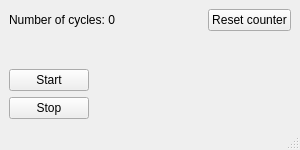
This is mainwindow.ui in thpir/seal-compressor as Qt 5 draws it before an edit. The edited form follows.
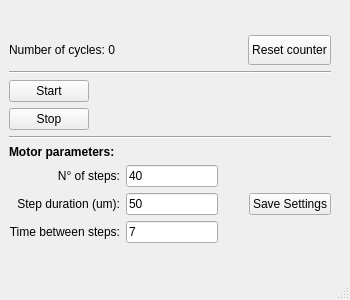
This is the edited form.

Commit message: Added parameter buttons to regulate the speed and number of steps of the stepper motor

```diff
--- a/mainwindow.ui
+++ b/mainwindow.ui
@@ -6,33 +6,58 @@
    <rect>
     <x>0</x>
     <y>0</y>
-    <width>300</width>
-    <height>150</height>
+    <width>350</width>
+    <height>300</height>
    </rect>
   </property>
   <property name="minimumSize">
    <size>
-    <width>300</width>
-    <height>150</height>
+    <width>350</width>
+    <height>300</height>
    </size>
   </property>
   <property name="windowTitle">
    <string>MainWindow</string>
   </property>
   <widget class="QWidget" name="centralwidget">
-   <layout class="QHBoxLayout" name="horizontalLayout_3">
+   <layout class="QHBoxLayout" name="horizontalLayout_5">
     <item>
      <layout class="QVBoxLayout" name="verticalLayout_2">
+      <property name="sizeConstraint">
+       <enum>QLayout::SetMinimumSize</enum>
+      </property>
+      <item>
+       <spacer name="verticalSpacer">
+        <property name="orientation">
+         <enum>Qt::Vertical</enum>
+        </property>
+        <property name="sizeHint" stdset="0">
+         <size>
+          <width>20</width>
+          <height>40</height>
+         </size>
+        </property>
+       </spacer>
+      </item>
       <item>
        <layout class="QHBoxLayout" name="horizontalLayout">
+        <property name="sizeConstraint">
+         <enum>QLayout::SetMinimumSize</enum>
+        </property>
         <item>
          <widget class="QLabel" name="label">
           <property name="sizePolicy">
-           <sizepolicy hsizetype="Expanding" vsizetype="Preferred">
+           <sizepolicy hsizetype="Expanding" vsizetype="Fixed">
             <horstretch>0</horstretch>
             <verstretch>0</verstretch>
            </sizepolicy>
           </property>
+          <property name="minimumSize">
+           <size>
+            <width>0</width>
+            <height>30</height>
+           </size>
+          </property>
           <property name="text">
            <string>Number of cycles: 0</string>
           </property>
@@ -46,6 +71,12 @@
             <verstretch>0</verstretch>
            </sizepolicy>
           </property>
+          <property name="minimumSize">
+           <size>
+            <width>50</width>
+            <height>30</height>
+           </size>
+          </property>
           <property name="text">
            <string>Reset counter</string>
           </property>
@@ -54,17 +85,11 @@
        </layout>
       </item>
       <item>
-       <spacer name="verticalSpacer">
+       <widget class="Line" name="line">
         <property name="orientation">
-         <enum>Qt::Vertical</enum>
+         <enum>Qt::Horizontal</enum>
         </property>
-        <property name="sizeHint" stdset="0">
-         <size>
-          <width>20</width>
-          <height>40</height>
-         </size>
-        </property>
-       </spacer>
+       </widget>
       </item>
       <item>
        <layout class="QHBoxLayout" name="horizontalLayout_2">
@@ -113,8 +138,137 @@
         </item>
        </layout>
       </item>
+      <item>
+       <widget class="Line" name="line_2">
+        <property name="orientation">
+         <enum>Qt::Horizontal</enum>
+        </property>
+       </widget>
+      </item>
+      <item>
+       <widget class="QLabel" name="label_2">
+        <property name="text">
+         <string>&lt;html&gt;&lt;head/&gt;&lt;body&gt;&lt;p&gt;&lt;span style=&quot; font-weight:600;&quot;&gt;Motor parameters:&lt;/span&gt;&lt;/p&gt;&lt;/body&gt;&lt;/html&gt;</string>
+        </property>
+       </widget>
+      </item>
+      <item>
+       <layout class="QHBoxLayout" name="horizontalLayout_3">
+        <item>
+         <layout class="QVBoxLayout" name="verticalLayout_4">
+          <item>
+           <widget class="QLabel" name="label_3">
+            <property name="layoutDirection">
+             <enum>Qt::LeftToRight</enum>
+            </property>
+            <property name="text">
+             <string>N° of steps:</string>
+            </property>
+            <property name="alignment">
+             <set>Qt::AlignRight|Qt::AlignTrailing|Qt::AlignVCenter</set>
+            </property>
+           </widget>
+          </item>
+          <item>
+           <widget class="QLabel" name="label_4">
+            <property name="text">
+             <string>Step duration (um):</string>
+            </property>
+            <property name="alignment">
+             <set>Qt::AlignRight|Qt::AlignTrailing|Qt::AlignVCenter</set>
+            </property>
+           </widget>
+          </item>
+          <item>
+           <widget class="QLabel" name="label_5">
+            <property name="text">
+             <string>Time between steps:</string>
+            </property>
+            <property name="alignment">
+             <set>Qt::AlignRight|Qt::AlignTrailing|Qt::AlignVCenter</set>
+            </property>
+           </widget>
+          </item>
+         </layout>
+        </item>
+        <item>
+         <layout class="QVBoxLayout" name="verticalLayout_3">
+          <item>
+           <widget class="QLineEdit" name="lineEditSteps">
+            <property name="text">
+             <string>40</string>
+            </property>
+           </widget>
+          </item>
+          <item>
+           <widget class="QLineEdit" name="lineEditStepWidth">
+            <property name="text">
+             <string>50</string>
+            </property>
+           </widget>
+          </item>
+          <item>
+           <widget class="QLineEdit" name="lineEditPeriod">
+            <property name="text">
+             <string>7</string>
+            </property>
+           </widget>
+          </item>
+         </layout>
+        </item>
+        <item>
+         <spacer name="horizontalSpacer_2">
+          <property name="orientation">
+           <enum>Qt::Horizontal</enum>
+          </property>
+          <property name="sizeHint" stdset="0">
+           <size>
+            <width>40</width>
+            <height>20</height>
+           </size>
+          </property>
+         </spacer>
+        </item>
+        <item>
+         <widget class="QPushButton" name="buttonSave">
+          <property name="text">
+           <string>Save Settings</string>
+          </property>
+         </widget>
+        </item>
+       </layout>
+      </item>
+      <item>
+       <spacer name="verticalSpacer_2">
+        <property name="orientation">
+         <enum>Qt::Vertical</enum>
+        </property>
+        <property name="sizeHint" stdset="0">
+         <size>
+          <width>20</width>
+          <height>40</height>
+         </size>
+        </property>
+       </spacer>
+      </item>
      </layout>
     </item>
+    <item>
+     <spacer name="horizontalSpacer_3">
+      <property name="orientation">
+       <enum>Qt::Horizontal</enum>
+      </property>
+      <property name="sizeType">
+       <enum>QSizePolicy::Expanding</enum>
+      </property>
+      <property name="sizeHint" stdset="0">
+       <size>
+        <width>40</width>
+        <height>20</height>
+       </size>
+      </property>
+     </spacer>
+    </item>
    </layout>
   </widget>
   <widget class="QMenuBar" name="menubar">
```
Left out of the diff: 6 changed lines with no effect on the pictures. The commit also changes 7 other files.
